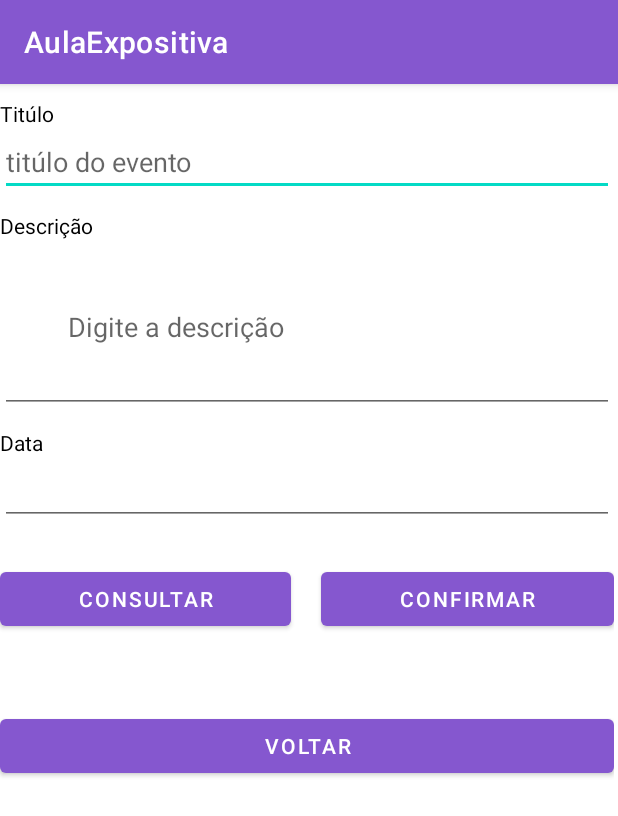
After one commit to BavarescoRicardo/AulaExpositivaSenai, an Android app: the Agenda screen opened directly, with no data from a screen before it, on a phone screen of 412 x 824 dp. The commit adds this screen. Shown: the top 816 px of the screen. Run offline under Robolectric (Android 15) with nearby library versions, the phone set to English and light mode, and no system bars.

Commit message:
inicio criacao tela agenda

```diff
--- a/app/src/main/AndroidManifest.xml
+++ b/app/src/main/AndroidManifest.xml
@@ -2,6 +2,7 @@
 <manifest xmlns:android="http://schemas.android.com/apk/res/android"
     xmlns:tools="http://schemas.android.com/tools"
     package="com.seniluz.aulaexpositiva">
+
     <uses-permission android:name="android.permission.INTERNET" />
 
     <application
@@ -14,6 +15,9 @@
         android:supportsRtl="true"
         android:theme="@style/Theme.AulaExpositiva"
         tools:targetApi="31">
+        <activity
+            android:name=".Agenda"
+            android:exported="false" />
         <activity
             android:name=".Projetos"
             android:exported="false" />
@@ -32,9 +36,9 @@
             </intent-filter>
         </activity>
         <activity
-            android:name=".MainActivity"
+            android:name=".Calculadora"
             android:exported="true"
-            android:screenOrientation="sensor"></activity>
+            android:screenOrientation="sensor" />
     </application>
 
 </manifest>
--- /dev/null
+++ b/app/src/main/java/com/seniluz/aulaexpositiva/Agenda.java
@@ -0,0 +1,19 @@
+package com.seniluz.aulaexpositiva;
+
+import androidx.appcompat.app.AppCompatActivity;
+
+import android.os.Bundle;
+import android.view.View;
+
+public class Agenda extends AppCompatActivity {
+
+    @Override
+    protected void onCreate(Bundle savedInstanceState) {
+        super.onCreate(savedInstanceState);
+        setContentView(R.layout.activity_agenda);
+    }
+
+    public void btnVoltar(View v){
+        this.finish();
+    }
+}
--- a/app/src/main/java/com/seniluz/aulaexpositiva/MainActivity.java
+++ b/app/src/main/java/com/seniluz/aulaexpositiva/Calculadora.java
@@ -2,20 +2,19 @@ package com.seniluz.aulaexpositiva;
 
 import androidx.appcompat.app.AppCompatActivity;
 
-import android.content.Intent;
 import android.os.Bundle;
 import android.view.View;
 import android.widget.Button;
 import android.widget.TextView;
 
 
-public class MainActivity<EditView> extends AppCompatActivity {
+public class Calculadora<EditView> extends AppCompatActivity {
 
     private char simbolo = '+';
     @Override
     protected void onCreate(Bundle savedInstanceState) {
         super.onCreate(savedInstanceState);
-        setContentView(R.layout.activity_main);
+        setContentView(R.layout.activity_calculadora);
 
         Button btnCalc = (Button) findViewById(R.id.btnCalc);
         TextView txtResult = (TextView) findViewById(R.id.txtResult);
--- a/app/src/main/java/com/seniluz/aulaexpositiva/PrincipalActivity.java
+++ b/app/src/main/java/com/seniluz/aulaexpositiva/PrincipalActivity.java
@@ -15,7 +15,7 @@ public class PrincipalActivity extends AppCompatActivity {
     }
 
     public void abrirTelaCalculadora(View v){
-        Intent telaCalculadora = new Intent(this, MainActivity.class);
+        Intent telaCalculadora = new Intent(this, Calculadora.class);
         startActivity(telaCalculadora);
     }
 
@@ -24,6 +24,10 @@ public class PrincipalActivity extends AppCompatActivity {
         startActivity(telaCalculadora);
     }
 
+    public void abrirTelaAgenda(View v){
+        Intent telaAgenda = new Intent(this, Agenda.class);
+        startActivity(telaAgenda);
+    }
 
 
 }
--- /dev/null
+++ b/app/src/main/res/layout/activity_agenda.xml
@@ -0,0 +1,115 @@
+<?xml version="1.0" encoding="utf-8"?>
+<androidx.constraintlayout.widget.ConstraintLayout xmlns:android="http://schemas.android.com/apk/res/android"
+    xmlns:app="http://schemas.android.com/apk/res-auto"
+    xmlns:tools="http://schemas.android.com/tools"
+    android:layout_width="match_parent"
+    android:layout_height="match_parent"
+    tools:context=".Agenda">
+
+    <LinearLayout
+        android:layout_width="409dp"
+        android:layout_height="729dp"
+        android:orientation="vertical"
+        app:layout_goneMarginLeft="5dp"
+        app:layout_goneMarginRight="5dp"
+        tools:layout_editor_absoluteX="1dp"
+        tools:layout_editor_absoluteY="1dp">
+
+        <LinearLayout
+            android:layout_width="match_parent"
+            android:layout_height="wrap_content"
+            android:layout_marginTop="10dp"
+            android:orientation="vertical">
+
+            <TextView
+                android:id="@+id/textView6"
+                android:layout_width="match_parent"
+                android:layout_height="wrap_content"
+                android:text="Titúlo"
+                android:textColor="@color/black" />
+
+            <EditText
+                android:id="@+id/txtTituloAgenda"
+                android:layout_width="match_parent"
+                android:layout_height="wrap_content"
+                android:ems="10"
+                android:hint="titúlo do evento"
+                android:inputType="textPersonName" />
+        </LinearLayout>
+
+        <LinearLayout
+            android:layout_width="match_parent"
+            android:layout_height="wrap_content"
+            android:layout_marginTop="10dp"
+            android:orientation="vertical">
+
+            <TextView
+                android:id="@+id/textView13"
+                android:layout_width="match_parent"
+                android:layout_height="wrap_content"
+                android:text="Descrição"
+                android:textColor="@color/black" />
+
+            <EditText
+                android:id="@+id/txtDescricaoAgenda"
+                android:layout_width="match_parent"
+                android:layout_height="wrap_content"
+                android:ems="10"
+                android:hint="Digite a descrição"
+                android:inputType="textPersonName"
+                android:padding="45dp" />
+        </LinearLayout>
+
+        <LinearLayout
+            android:layout_width="match_parent"
+            android:layout_height="wrap_content"
+            android:layout_marginTop="10dp"
+            android:orientation="vertical">
+
+            <TextView
+                android:id="@+id/textView14"
+                android:layout_width="match_parent"
+                android:layout_height="wrap_content"
+                android:text="Data"
+                android:textColor="@color/black" />
+
+            <EditText
+                android:id="@+id/txtDataAgenda"
+                android:layout_width="match_parent"
+                android:layout_height="wrap_content"
+                android:ems="10"
+                android:inputType="date" />
+        </LinearLayout>
+
+        <LinearLayout
+            android:layout_width="match_parent"
+            android:layout_height="wrap_content"
+            android:layout_marginTop="25dp"
+            android:orientation="horizontal">
+
+            <Button
+                android:id="@+id/button6"
+                android:layout_width="wrap_content"
+                android:layout_height="wrap_content"
+                android:layout_marginRight="10dp"
+                android:layout_weight="1"
+                android:text="Consultar" />
+
+            <Button
+                android:id="@+id/button7"
+                android:layout_width="wrap_content"
+                android:layout_height="wrap_content"
+                android:layout_marginLeft="10dp"
+                android:layout_weight="1"
+                android:text="Confirmar" />
+        </LinearLayout>
+
+        <Button
+            android:id="@+id/button8"
+            android:layout_width="match_parent"
+            android:layout_height="wrap_content"
+            android:layout_marginTop="50dp"
+            android:onClick="btnVoltar"
+            android:text="Voltar" />
+    </LinearLayout>
+</androidx.constraintlayout.widget.ConstraintLayout>
--- a/app/src/main/res/layout/activity_main.xml
+++ b/app/src/main/res/layout/activity_calculadora.xml
@@ -4,7 +4,7 @@
     xmlns:tools="http://schemas.android.com/tools"
     android:layout_width="match_parent"
     android:layout_height="match_parent"
-    tools:context=".MainActivity">
+    tools:context=".Calculadora">
 
     <Button
         android:id="@+id/button4"
--- a/app/src/main/res/layout/activity_principal.xml
+++ b/app/src/main/res/layout/activity_principal.xml
@@ -23,6 +23,7 @@
         android:layout_height="50dp"
         android:layout_marginStart="44dp"
         android:layout_marginTop="16dp"
+        android:onClick="abrirTelaAgenda"
         android:text="Agenda"
         app:layout_constraintStart_toStartOf="parent"
         app:layout_constraintTop_toBottomOf="@+id/btnCalc" />
```
